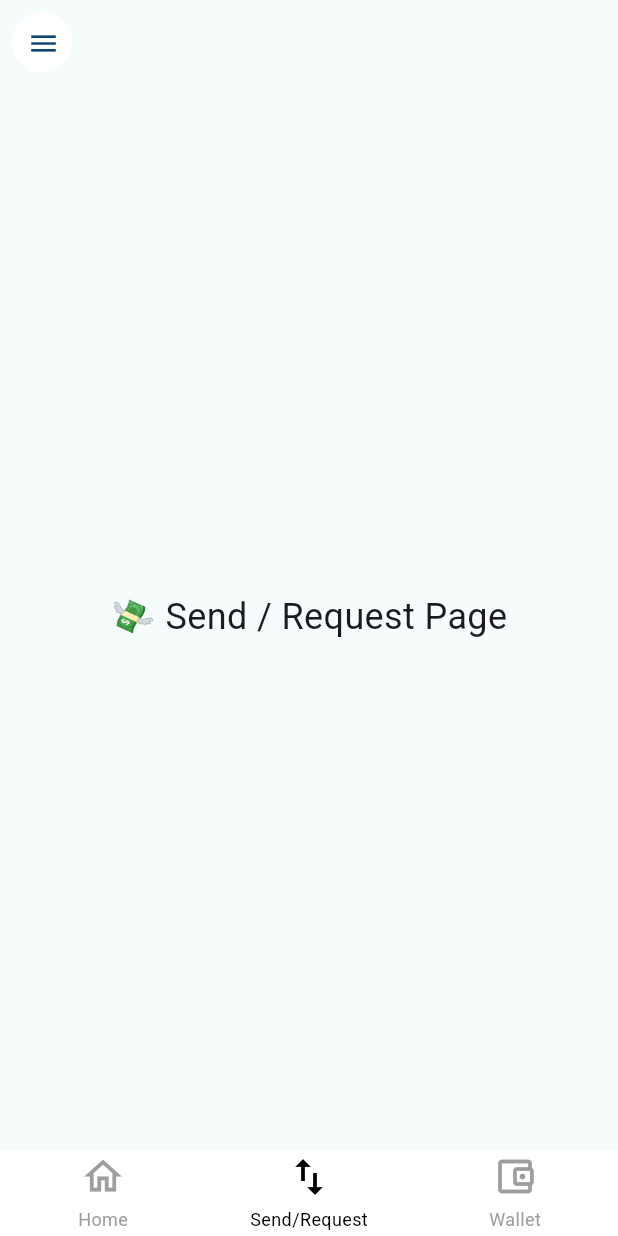
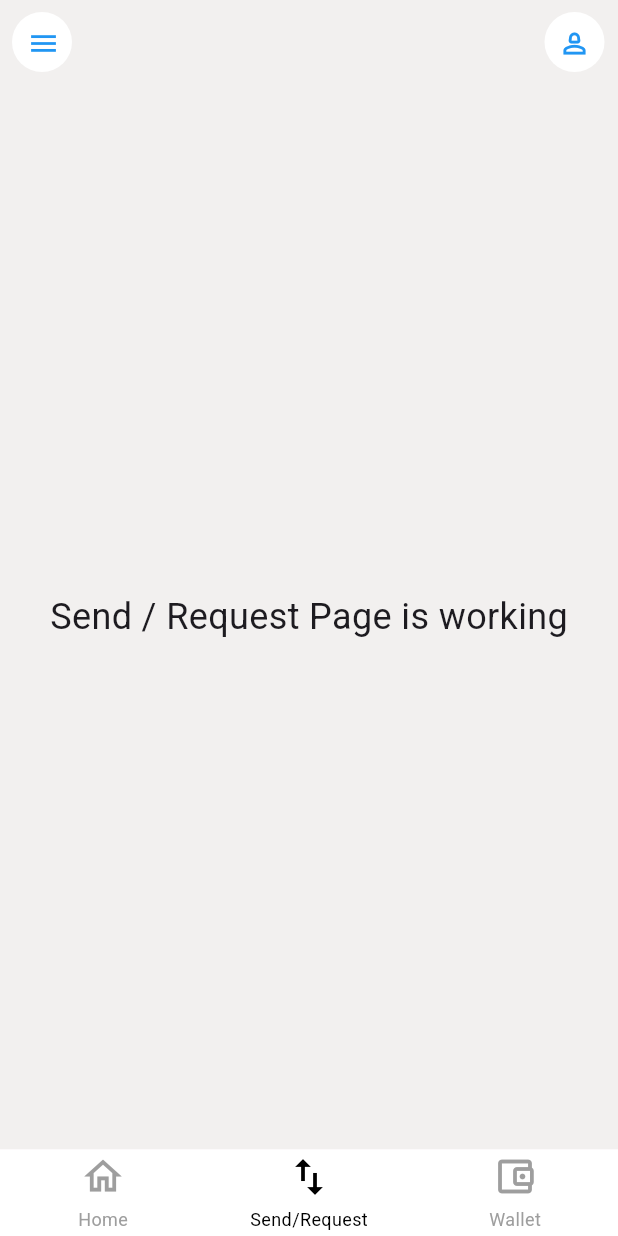
Before and after one commit to Onesso/authentication-flutter, a Flutter app: the DashboardScreen screen opened by its route, item 2 of the bottom bar chosen, after a tap on the "menu" icon, on a phone screen of 412 x 824 dp. Run offline on Flutter 3.47's test engine with Material 3 defaults, Android fonts, the phone set to English and light mode, and no system bars; our stand-ins replace font_awesome_flutter, logger.

Commit message:
added new file image

```diff
--- a/lib/screens/Dashboard/Home/home_screen.dart
+++ b/lib/screens/Dashboard/Home/home_screen.dart
@@ -1,4 +1,5 @@
 import 'package:flutter/material.dart';
+import '../../../widgets/drawers/app_drawer.dart';
 
 class Homescreen extends StatefulWidget {
   const Homescreen({super.key});
@@ -10,10 +11,78 @@ class Homescreen extends StatefulWidget {
 }
 
 class _Homescreen extends State<Homescreen> {
+  final GlobalKey<ScaffoldState> _scaffoldKey = GlobalKey<ScaffoldState>();
   @override
   Widget build(BuildContext context) {
     return Scaffold(
-      body: Center(child: Text("🏠 Home Page", style: TextStyle(fontSize: 24))),
+      key: _scaffoldKey,
+      appBar: AppBar(
+        // backgroundColor: const Color.fromARGB(255, 255, 251, 251),
+        backgroundColor: const Color(0xFFF2F0EF),
+        elevation: 0,
+        leading: IconButton(
+          onPressed: () {
+            _scaffoldKey.currentState?.openDrawer();
+          },
+          splashColor: Colors.red.withAlpha(50),
+          highlightColor: Colors.green.withAlpha(30),
+          icon: Container(
+            decoration: BoxDecoration(
+              shape: BoxShape.circle,
+              color: const Color.fromARGB(255, 255, 255, 255),
+            ),
+            padding: const EdgeInsets.all(10.0),
+            child: const Icon(Icons.menu, size: 22, color: Colors.blue),
+          ),
+        ),
+
+        actions: [
+          // First IconButton (e.g., Search)
+          IconButton(
+            onPressed: () {},
+            splashColor: Colors.red.withAlpha(50),
+            highlightColor: Colors.green.withAlpha(30),
+            icon: Container(
+              decoration: BoxDecoration(
+                shape: BoxShape.circle,
+                color: const Color.fromARGB(255, 255, 255, 255),
+              ),
+              padding: const EdgeInsets.all(10.0),
+              child: const Icon(
+                Icons.notifications_none_outlined,
+                size: 22,
+                color: Colors.blue,
+              ),
+            ),
+          ),
+          // Second IconButton (e.g., Settings)
+          IconButton(
+            onPressed: () {},
+            splashColor: Colors.red.withAlpha(50),
+            highlightColor: Colors.green.withAlpha(30),
+            icon: Container(
+              decoration: BoxDecoration(
+                shape: BoxShape.circle,
+                color: const Color.fromARGB(255, 255, 255, 255),
+              ),
+              padding: const EdgeInsets.all(10.0),
+              child: const Icon(
+                Icons.person_2_outlined,
+                size: 22,
+                color: Colors.blue,
+              ),
+            ),
+          ),
+
+          // You can add more icons here if needed
+        ],
+      ),
+      // backgroundColor: const Color.fromARGB(255, 255, 251, 251),
+      backgroundColor: const Color(0xFFF2F0EF),
+      drawer: Appdrawer(),
+      body: Center(
+        child: Text("Home page is working", style: TextStyle(fontSize: 24)),
+      ),
     );
   }
 }
--- a/lib/screens/Dashboard/SendRequest/send_request.dart
+++ b/lib/screens/Dashboard/SendRequest/send_request.dart
@@ -13,8 +13,51 @@ class _SendRequest extends State<SendRequest> {
   @override
   Widget build(BuildContext context) {
     return Scaffold(
+      appBar: AppBar(
+        backgroundColor: const Color(0xFFF2F0EF),
+        elevation: 0,
+        leading: IconButton(
+          onPressed: () {},
+          splashColor: Colors.red.withAlpha(50),
+          highlightColor: Colors.green.withAlpha(30),
+          icon: Container(
+            decoration: BoxDecoration(
+              shape: BoxShape.circle,
+              color: const Color.fromARGB(255, 255, 255, 255),
+            ),
+            padding: const EdgeInsets.all(10.0),
+            child: const Icon(Icons.menu, size: 22, color: Colors.blue),
+          ),
+        ),
+
+        actions: [
+          IconButton(
+            onPressed: () {},
+            splashColor: Colors.red.withAlpha(50),
+            highlightColor: Colors.green.withAlpha(30),
+            icon: Container(
+              decoration: BoxDecoration(
+                shape: BoxShape.circle,
+                color: const Color.fromARGB(255, 255, 255, 255),
+              ),
+              padding: const EdgeInsets.all(10.0),
+              child: const Icon(
+                Icons.person_2_outlined,
+                size: 22,
+                color: Colors.blue,
+              ),
+            ),
+          ),
+
+          // You can add more icons here if needed
+        ],
+      ),
+      backgroundColor: const Color(0xFFF2F0EF),
       body: Center(
-        child: Text("💸 Send / Request Page", style: TextStyle(fontSize: 24)),
+        child: Text(
+          "Send / Request Page is working",
+          style: TextStyle(fontSize: 24),
+        ),
       ),
     );
   }
--- a/lib/screens/Dashboard/Wallet/wallet_screen.dart
+++ b/lib/screens/Dashboard/Wallet/wallet_screen.dart
@@ -1,4 +1,5 @@
 import 'package:flutter/material.dart';
+import '../../../widgets/drawers/app_drawer.dart';
 
 class Wallet extends StatefulWidget {
   const Wallet({super.key});
@@ -13,8 +14,10 @@ class _Wallet extends State<Wallet> {
   @override
   Widget build(BuildContext context) {
     return Scaffold(
+      drawer: Appdrawer(),
+      backgroundColor: const Color(0xFFF2F0EF),
       body: Center(
-        child: Text("👛 Wallet Page", style: TextStyle(fontSize: 24)),
+        child: Text("Wallet Page is working", style: TextStyle(fontSize: 24)),
       ),
     );
   }
--- a/lib/screens/Dashboard/dashboard.dart
+++ b/lib/screens/Dashboard/dashboard.dart
@@ -1,8 +1,7 @@
 import 'package:flutter/material.dart';
-
-// import 'Home/home_screen.dart';
-// import 'SendRequest/send_request.dart';
-// import 'Wallet/wallet_screen.dart';
+import 'Home/home_screen.dart';
+import 'SendRequest/send_request.dart';
+import 'Wallet/wallet_screen.dart';
 
 class DashboardScreen extends StatefulWidget {
   const DashboardScreen({super.key});
@@ -15,42 +14,15 @@ class _DashboardScreenState extends State<DashboardScreen> {
   int _selectedIndex = 0;
 
   // List of pages to display
-  final List<Widget> _pages = const [
-    Center(child: Text("🏠 Home Page", style: TextStyle(fontSize: 24))),
-    Center(
-      child: Text("💸 Send / Request Page", style: TextStyle(fontSize: 24)),
-    ),
-    Center(child: Text("👛 Wallet Page", style: TextStyle(fontSize: 24))),
-  ];
+  final List<Widget> _pages = const [Homescreen(), SendRequest(), Wallet()];
 
   @override
   Widget build(BuildContext context) {
     final double screenHeight = MediaQuery.of(context).size.height;
     final double navigationBarHeight = screenHeight * 0.07;
+
     return Scaffold(
       resizeToAvoidBottomInset: true,
-      backgroundColor: const Color.fromARGB(255, 246, 252, 251),
-      appBar: AppBar(
-        // backgroundColor: const Color(0xFFF7FFFE),
-        backgroundColor: const Color.fromARGB(255, 246, 252, 251),
-        elevation: 0,
-        leading: IconButton(
-          onPressed: () {},
-
-          icon: Container(
-            decoration: BoxDecoration(
-              shape: BoxShape.circle,
-              color: const Color.fromARGB(255, 255, 255, 255),
-            ),
-            padding: const EdgeInsets.all(10.0),
-            child: const Icon(
-              Icons.menu,
-              size: 22,
-              color: Color.fromARGB(255, 13, 69, 116),
-            ),
-          ),
-        ),
-      ),
 
       // Display the selected page
       body: _pages[_selectedIndex],
--- a/lib/screens/login_screen.dart
+++ b/lib/screens/login_screen.dart
@@ -82,6 +82,7 @@ class _LoginScreen extends State<LoginScreen> {
                 ),
               ),
               const SizedBox(height: 24),
+              Image.asset("assets/images/Illustration.png", width: screenSize),
               //userinput information
               SizedBox(
                 width: screenSize,
@@ -309,25 +310,25 @@ class _LoginScreen extends State<LoginScreen> {
                     ),
                     const SizedBox(height: 16),
                     //sign in with Facebook
-                    SizedBox(
-                      width: screenSize,
-                      child: OutlinedButton.icon(
-                        onPressed: () {},
-                        icon: const Icon(Icons.facebook, size: 24),
-                        label: const Text("Continue with Facebook"),
-                        style: OutlinedButton.styleFrom(
-                          padding: const EdgeInsets.symmetric(vertical: 12),
-                          backgroundColor: const Color.fromARGB(
-                            255,
-                            221,
-                            232,
-                            241,
-                          ),
-                          foregroundColor: Colors.black87,
-                          side: BorderSide.none,
-                        ),
-                      ),
-                    ),
+                    // SizedBox(
+                    //   width: screenSize,
+                    //   child: OutlinedButton.icon(
+                    //     onPressed: () {},
+                    //     icon: const Icon(Icons.facebook, size: 24),
+                    //     label: const Text("Continue with Facebook"),
+                    //     style: OutlinedButton.styleFrom(
+                    //       padding: const EdgeInsets.symmetric(vertical: 12),
+                    //       backgroundColor: const Color.fromARGB(
+                    //         255,
+                    //         221,
+                    //         232,
+                    //         241,
+                    //       ),
+                    //       foregroundColor: Colors.black87,
+                    //       side: BorderSide.none,
+                    //     ),
+                    //   ),
+                    // ),
                     const SizedBox(height: 16),
                     RichText(
                       text: TextSpan(
--- /dev/null
+++ b/lib/widgets/drawers/app_drawer.dart
@@ -0,0 +1,52 @@
+import 'package:flutter/material.dart';
+
+class Appdrawer extends StatelessWidget {
+  const Appdrawer({super.key});
+
+  @override
+  Widget build(BuildContext context) {
+    return Drawer(
+      child: ListView(
+        padding: EdgeInsets.zero,
+        children: [
+          const DrawerHeader(
+            decoration: BoxDecoration(color: Colors.blue),
+            child: Text(
+              'My App Menu',
+              style: TextStyle(color: Colors.white, fontSize: 24),
+            ),
+          ),
+          ListTile(
+            leading: const Icon(Icons.home),
+            title: const Text("Home"),
+            onTap: () {
+              Navigator.pushReplacementNamed(context, '/dashboard/home');
+            },
+          ),
+          ListTile(
+            leading: const Icon(Icons.send),
+            title: const Text("Send/Request"),
+            onTap: () {
+              Navigator.pushReplacementNamed(context, '/dashboard/sendRequest');
+            },
+          ),
+          ListTile(
+            leading: const Icon(Icons.account_balance_wallet),
+            title: const Text("Wallet"),
+            onTap: () {
+              Navigator.pushReplacementNamed(context, '/dashboard/wallet');
+            },
+          ),
+          const Divider(),
+          ListTile(
+            leading: const Icon(Icons.logout),
+            title: const Text("Logout"),
+            onTap: () {
+              Navigator.pushReplacementNamed(context, '/login');
+            },
+          ),
+        ],
+      ),
+    );
+  }
+}
```
Also changed, not shown: assests/images/Illustration-1.svg (deleted), assests/images/Illustration.png (deleted), assets/images/Illustration-1.svg (deleted), assets/images/loginimage.png (added).
